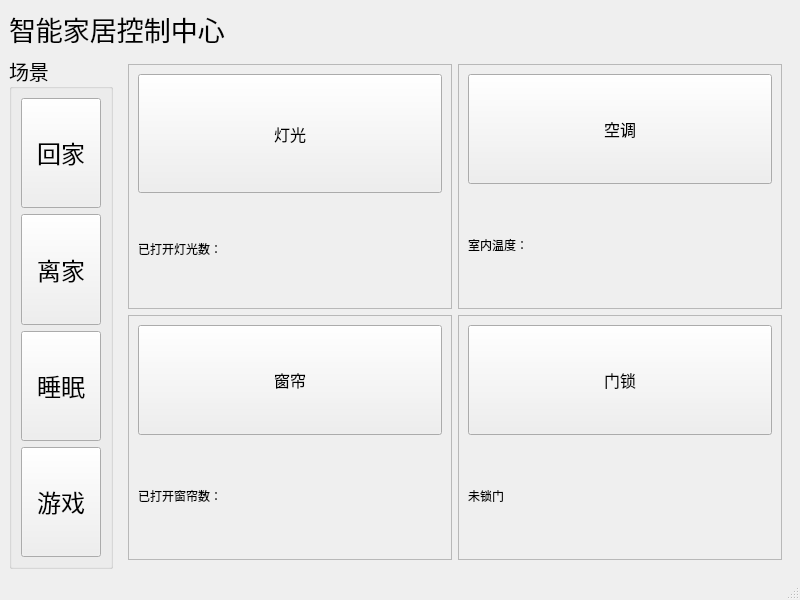
This is mainwindow.ui in DaisyCoding/QtLab-finalwork as Qt 5 draws it before an edit. The edited form follows.
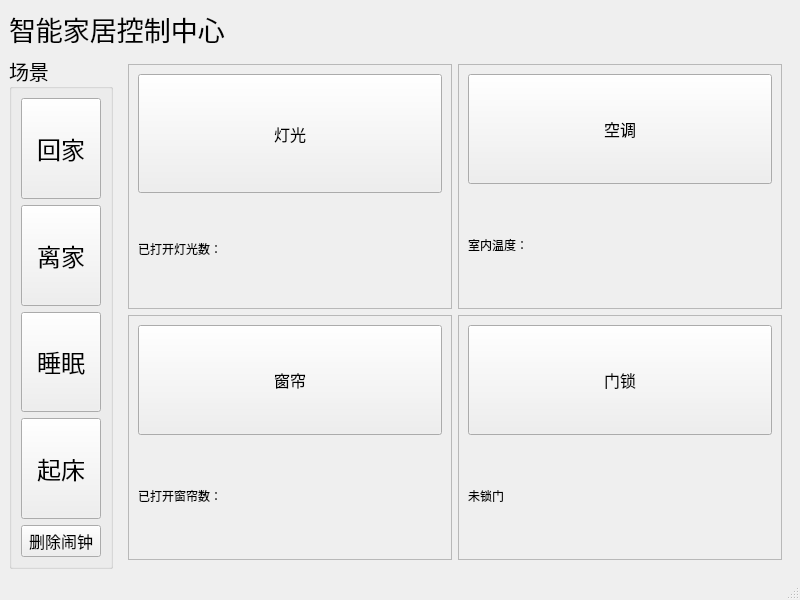
This is the edited form. The open tabs and pages were chosen to show the change.

Commit message: 2026/1/5 删除原本的游戏模式，改为起床模式，并且添加了删除闹钟的按钮

Patch:
```diff
--- a/mainwindow.ui
+++ b/mainwindow.ui
@@ -114,7 +114,26 @@
             </font>
            </property>
            <property name="text">
-            <string>游戏</string>
+            <string>起床</string>
+           </property>
+          </widget>
+         </item>
+         <item>
+          <widget class="QPushButton" name="DeleteWakeUpAlarmButton">
+           <property name="sizePolicy">
+            <sizepolicy hsizetype="Minimum" vsizetype="Maximum">
+             <horstretch>0</horstretch>
+             <verstretch>0</verstretch>
+            </sizepolicy>
+           </property>
+           <property name="font">
+            <font>
+             <family>Microsoft YaHei</family>
+             <pointsize>12</pointsize>
+            </font>
+           </property>
+           <property name="text">
+            <string>删除闹钟</string>
            </property>
           </widget>
          </item>
```
Left out of the diff: 4 changed lines with no effect on the pictures. The commit also changes 5 other files.
